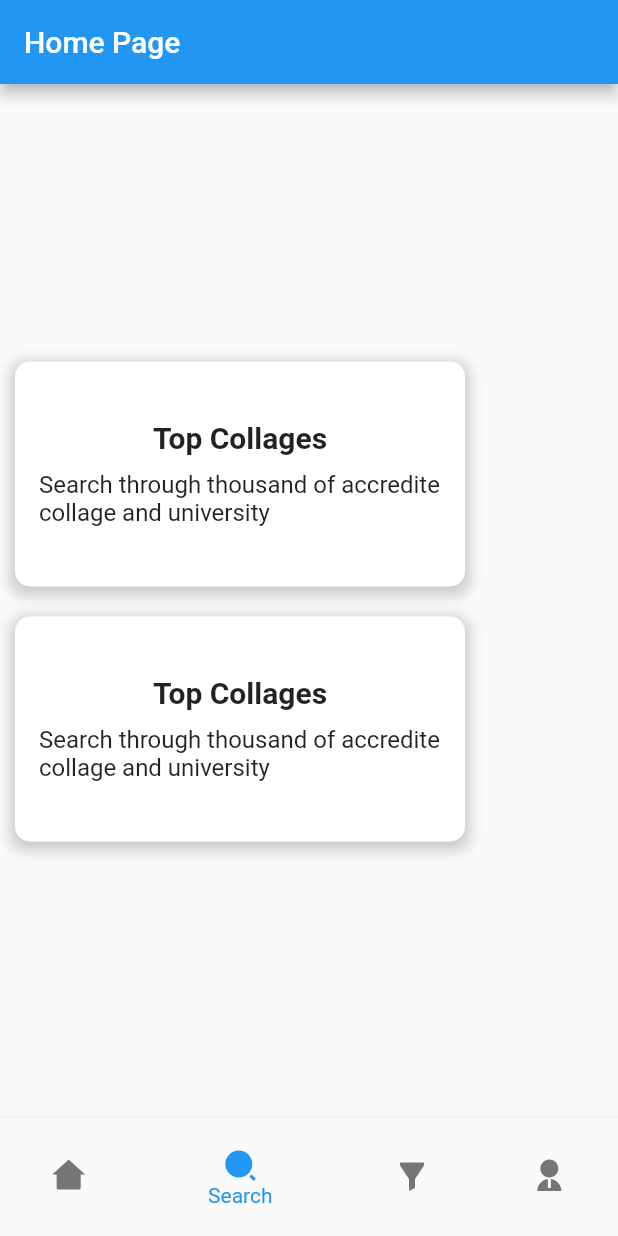
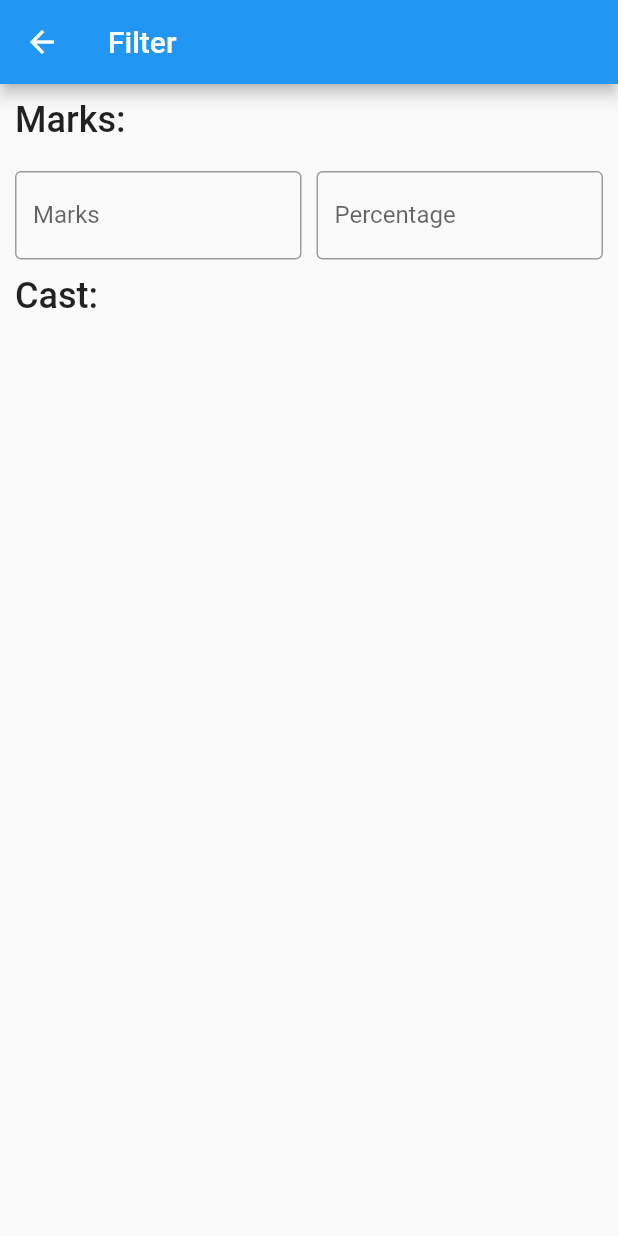
Before and after one commit to Avinash174/collage_recommandation, a Flutter app: the screen it shows after launch, item 2 of the bottom bar chosen, on a phone screen of 412 x 824 dp. Run offline on Flutter 3.47's test engine with Material 2 defaults, Android fonts, the phone set to English and light mode, and no system bars; our stand-ins replace lottie, remixicon.

Commit message:
New Changes Done

```diff
--- a/lib/screens/Profile/student_profile/student_profile.dart
+++ b/lib/screens/Profile/student_profile/student_profile.dart
@@ -60,7 +60,7 @@ class _StudentProfileState extends State<StudentProfile> {
           ElevatedButton(onPressed: (){}, child: Text('Register'))
         ],
       ),
-      bottomNavigationBar: BottomBar(),
+      bottomNavigationBar:BottomBar(),
     );
   }
 }
--- a/lib/screens/constant/bottombar.dart
+++ b/lib/screens/constant/bottombar.dart
@@ -1,4 +1,6 @@
+import 'package:collage_recommandation/screens/Auth_Screen/log_in/log_in.dart';
 import 'package:collage_recommandation/screens/Auth_Screen/sign_up/sign_up.dart';
+import 'package:collage_recommandation/screens/filter/filter.dart';
 import 'package:collage_recommandation/screens/homepage/home/home1.dart';
 import 'package:flutter/material.dart';
 import 'package:remixicon/remixicon.dart';
@@ -13,6 +15,8 @@ class BottomBar extends StatefulWidget {
 class _BottomBarState extends State<BottomBar> {
   int _selectedIndex = 0;
 
+  @override
+  Widget build(BuildContext context) {
     final List<Widget> _widgetOptions = [
       Container(
         color: Colors.blue,
@@ -69,37 +73,37 @@ class _BottomBarState extends State<BottomBar> {
         _selectedIndex = index;
       });
     }
-  @override
-  Widget build(BuildContext context) {
+
     return BottomNavigationBar(
-      backgroundColor: Colors.grey[200],
-      selectedItemColor: Colors.blue,
+      backgroundColor: Colors.blue,
+      selectedItemColor: Colors.red,
       unselectedItemColor: Colors.grey[600],
       items: <BottomNavigationBarItem>[
         BottomNavigationBarItem(
-          icon: IconButton(
-            onPressed: () {
-              Navigator.push(
-                  context, MaterialPageRoute(builder: (_) => HomePageOne()));
-            },
-            icon: Icon(Remix.home_2_fill),
+          icon: IconButton(onPressed: () {
+            Navigator.push(context,MaterialPageRoute(builder: (_)=>HomePageOne()));
+          }, icon: Icon(Remix.home_2_fill),
+
           ),
           label: 'Home',
         ),
         BottomNavigationBarItem(
-          icon: Icon(Remix.search_2_fill),
-          label: 'Search',
+          icon: IconButton(onPressed: () {
+            Navigator.push(context, MaterialPageRoute(builder: (_)=>FilterScreen()));
+          }, icon: Icon(Remix.filter_2_fill)),
+          label: 'Filter',
         ),
         BottomNavigationBarItem(
-          icon: Icon(Remix.filter_2_fill),
-          label: 'Filter',
+          icon: Icon(Remix.search_2_fill),
+          label: 'search',
         ),
         BottomNavigationBarItem(
           icon: IconButton(
             onPressed: () {
               Navigator.push(context,
-                  MaterialPageRoute(builder: (_) => SignUpScreen()));
-            }, icon: Icon(Remix.user_2_fill),
+                  MaterialPageRoute(builder: (_) => LogInScreen()));
+            },
+            icon: Icon(Remix.user_2_fill),
           ),
           label: 'Profile',
         ),
--- /dev/null
+++ b/lib/screens/filter/filter.dart
@@ -0,0 +1,68 @@
+import 'package:flutter/material.dart';
+
+class FilterScreen extends StatefulWidget {
+  const FilterScreen({Key? key}) : super(key: key);
+
+  @override
+  State<FilterScreen> createState() => _FilterScreenState();
+}
+
+class _FilterScreenState extends State<FilterScreen> {
+  @override
+  Widget build(BuildContext context) {
+    return Scaffold(
+      appBar: AppBar(
+        title: Text('Filter'),
+      ),
+      body: Container(
+        height: 200,
+        child: Padding(
+          padding: const EdgeInsets.all(10.0),
+          child: Column(
+            crossAxisAlignment: CrossAxisAlignment.start,
+            children: [
+              const Text(
+                'Marks:',
+                style: TextStyle(fontSize: 24, fontWeight: FontWeight.w500),
+              ),
+              const SizedBox(
+                height: 20,
+              ),
+              Row(
+                mainAxisAlignment: MainAxisAlignment.spaceEvenly,
+                children: const <Widget>[
+                  Expanded(
+                    child: TextField(
+                      decoration: InputDecoration(
+                        labelText: 'Marks',
+                        border: OutlineInputBorder(),
+                      ),
+                    ),
+                  ),
+                  SizedBox(
+                      width: 10), // Add some space between the two text fields
+                  Expanded(
+                    child: TextField(
+                      decoration: InputDecoration(
+                        labelText: 'Percentage',
+                        border: OutlineInputBorder(),
+                      ),
+                    ),
+                  ),
+                ],
+              ),
+              SizedBox(
+                height: 10,
+              ),
+              Text(
+                'Cast:',
+                style: TextStyle(fontWeight: FontWeight.w500, fontSize: 24),
+              ),
+
+            ],
+          ),
+        ),
+      ),
+    );
+  }
+}
--- a/lib/screens/homepage/home.dart
+++ b/lib/screens/homepage/home.dart
@@ -77,12 +77,8 @@ class _HomePageState extends State<HomePage> {
     return Scaffold(
       appBar: AppBar(
           title: Text('Home Page'),
-          leading: IconButton(
-            onPressed: () {
-              Navigator.pop(context);
-            },
-            icon: Icon(Icons.arrow_back_ios_new),
-          )),
+          leading: Icon(Icons.menu),
+      ),
       body: Container(
         child: Center(
           child: _widgetOptions.elementAt(_selectedIndex),
--- a/lib/screens/homepage/home/home1.dart
+++ b/lib/screens/homepage/home/home1.dart
@@ -18,7 +18,8 @@ class _HomePageOneState extends State<HomePageOne> {
       body: Column(
         mainAxisAlignment: MainAxisAlignment.center,
         children: [
-          Container(
+          Center(
+            child: Container(
               width: 300,
               height: 150,
               margin: EdgeInsets.all(10),
@@ -35,6 +36,7 @@ class _HomePageOneState extends State<HomePageOne> {
                   ),
                 ],
               ),
+
               child: Column(
                 mainAxisAlignment: MainAxisAlignment.center,
                 children: [
@@ -52,6 +54,10 @@ class _HomePageOneState extends State<HomePageOne> {
                   ),
                 ],
               ),
+            ),
+          ),
+          SizedBox(
+            height: 30,
           ),
           Container(
             width: 300,
@@ -74,7 +80,7 @@ class _HomePageOneState extends State<HomePageOne> {
               mainAxisAlignment: MainAxisAlignment.center,
               children: [
                 Text(
-                  'Top Collages',
+                  'Exams',
                   style: TextStyle(
                     fontWeight: FontWeight.bold,
                     fontSize: 20,
@@ -82,7 +88,7 @@ class _HomePageOneState extends State<HomePageOne> {
                 ),
                 SizedBox(height: 10),
                 Text(
-                  'Search through thousand of accredite collage and university',
+                  'Find an end to end information about \n the exam that are happening in india ',
                   style: TextStyle(fontSize: 16),
                 ),
               ],
```
Lines whose indentation alone changed are shown as unchanged.
